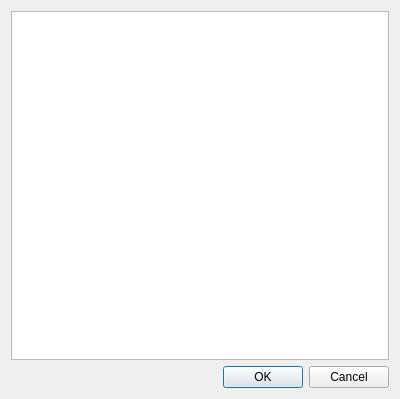
Before: the Qt Designer form licensedialog.ui in miyamot0/DataTracker3, drawn with Qt 5.
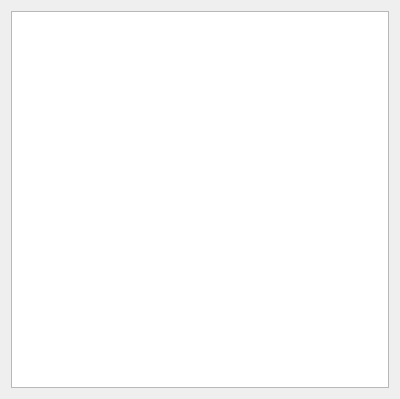
After: the same form once the commit is applied.

Diff of the .ui file:
```diff
--- a/licensedialog.ui
+++ b/licensedialog.ui
@@ -17,16 +17,6 @@
    <item>
     <widget class="QTextBrowser" name="textBrowser"/>
    </item>
-   <item>
-    <widget class="QDialogButtonBox" name="buttonBox">
-     <property name="orientation">
-      <enum>Qt::Horizontal</enum>
-     </property>
-     <property name="standardButtons">
-      <set>QDialogButtonBox::Cancel|QDialogButtonBox::Ok</set>
-     </property>
-    </widget>
-   </item>
   </layout>
  </widget>
  <resources/>
```
Left out of the diff: 35 changed lines with no effect on the pictures.
